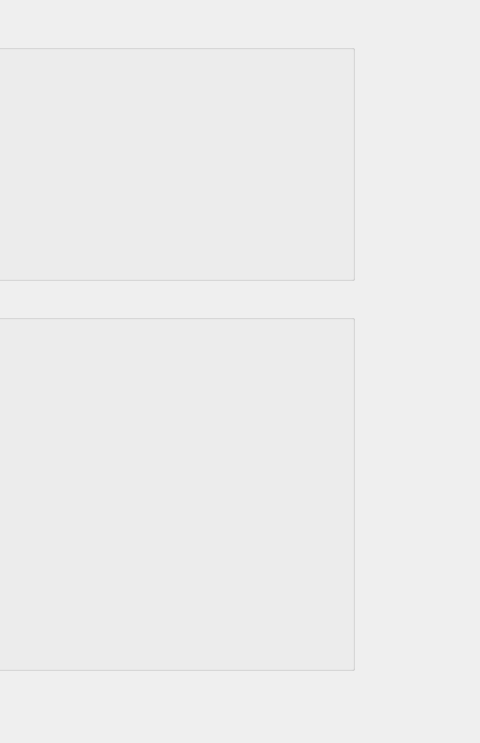
First picture: the form in assets/mainwindow.ui, repository jerrykal/ncku-cvdl-hw2, before the edit; both pictures show x 726 to 1206 and y 0 to 743 of the 1206 by 854 pixel window.
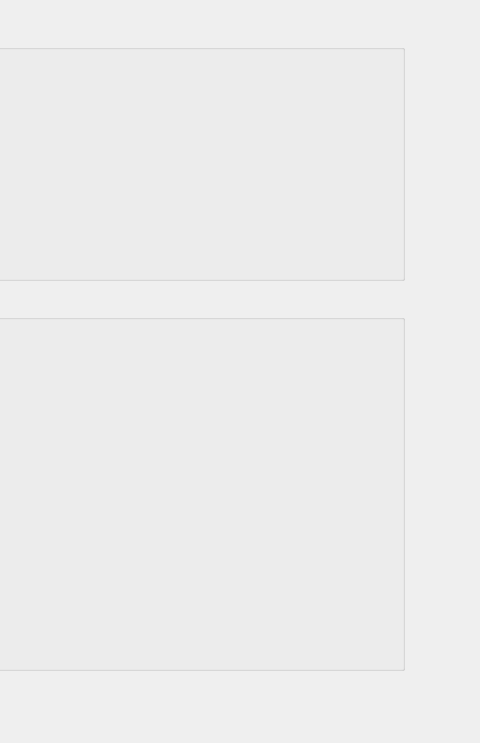
Second picture: the form after the edit.

Diff of the .ui file:
```diff
--- a/assets/mainwindow.ui
+++ b/assets/mainwindow.ui
@@ -136,7 +136,7 @@
      <rect>
       <x>460</x>
       <y>30</y>
-      <width>621</width>
+      <width>671</width>
       <height>251</height>
      </rect>
     </property>
@@ -201,7 +201,7 @@
      <rect>
       <x>460</x>
       <y>300</y>
-      <width>621</width>
+      <width>671</width>
       <height>371</height>
      </rect>
     </property>
```
Left out of the diff: 15 changed lines with no effect on the pictures.
